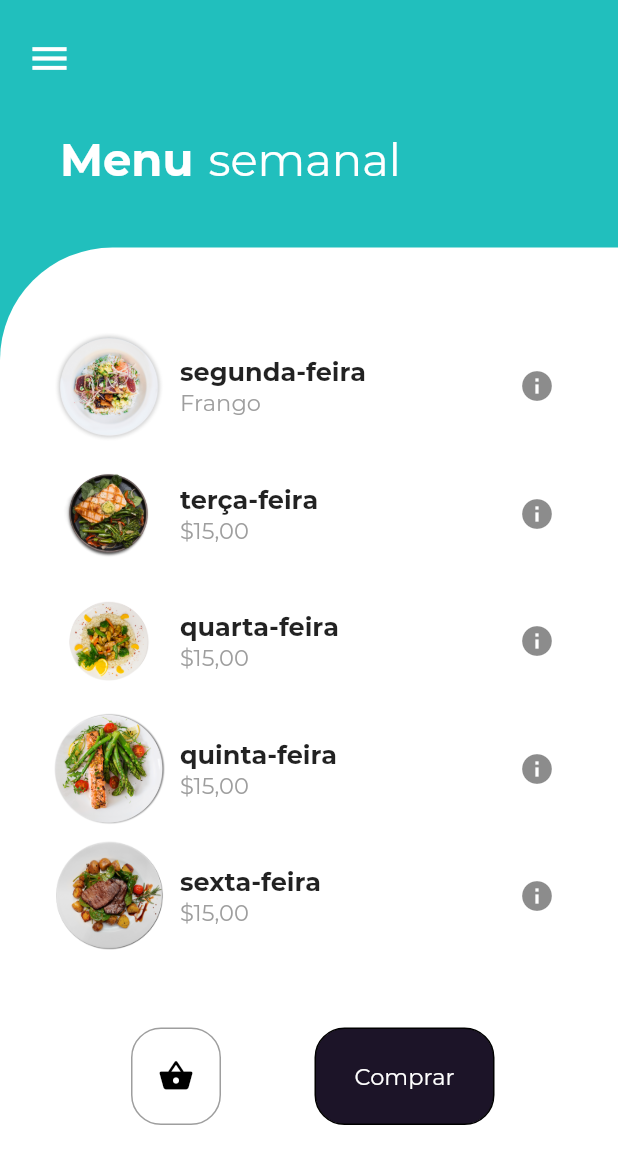
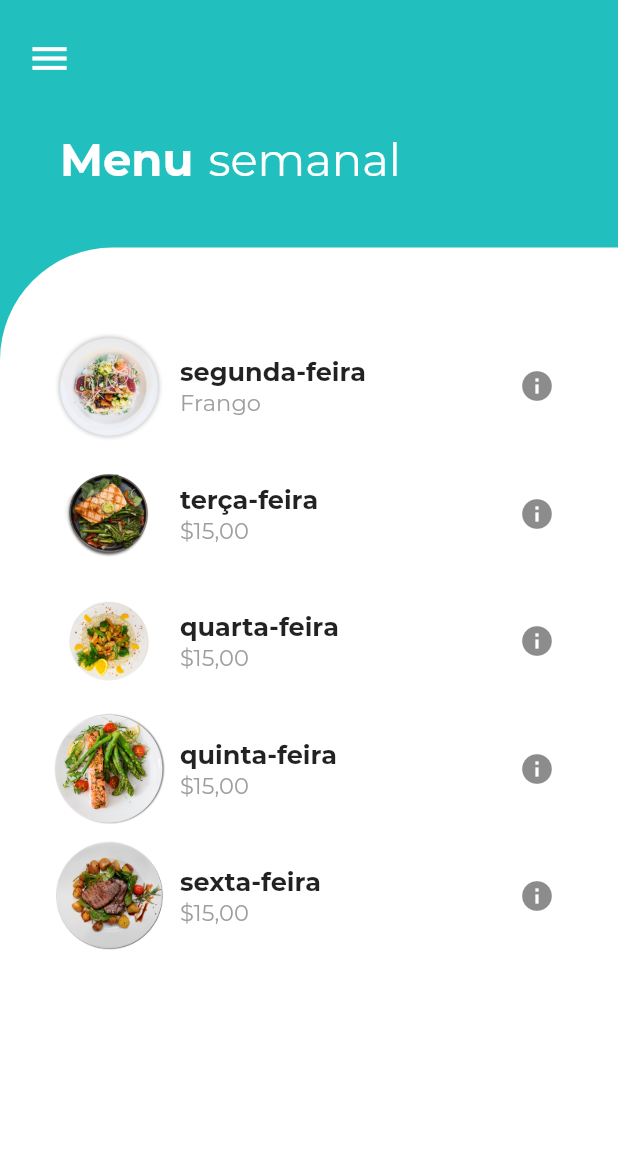
Before and after one commit to mariugo/food_delivery, a Flutter app: the Home screen opened directly, on a phone screen of 412 x 824 dp. Shown: the top 1164 px of the screen. Run offline on Flutter 3.47's test engine with Material 2 defaults, Android fonts, the phone set to English and light mode, and no system bars.

Commit message:
Tirei o botão

```diff
--- a/lib/screens/home.dart
+++ b/lib/screens/home.dart
@@ -98,42 +98,42 @@ class _HomeState extends State<Home> {
 //                                          color: Colors.black),
 //                                    ),
 //                                  ),
-                                  Container(
-                                    height: 65.0,
-                                    width: 60.0,
-                                    decoration: BoxDecoration(
-                                      border: Border.all(
-                                          color: Colors.grey,
-                                          style: BorderStyle.solid,
-                                          width: 1.0),
-                                      borderRadius: BorderRadius.circular(20.0),
-                                    ),
-                                    child: FlatButton(
-                                      //button shopping basket
-                                      onPressed: () {},
-                                      child: Icon(Icons.shopping_basket,
-                                          color: Colors.black),
-                                    ),
-                                  ),
-                                  Container(
-                                    height: 65.0,
-                                    width: 120.0,
-                                    decoration: BoxDecoration(
-                                        border: Border.all(
-                                            style: BorderStyle.solid,
-                                            width: 1.0),
-                                        borderRadius:
-                                            BorderRadius.circular(20.0),
-                                        color: Color(0xFF1C1428)),
-                                    child: FlatButton(
-                                      //Button BUY
-                                        onPressed: () {},
-                                        child: Text('Comprar',
-                                            style: TextStyle(
-                                                fontFamily: 'Montserrat',
-                                                color: Colors.white,
-                                                fontSize: 15.0))),
-                                  )
+//                                   Container(
+//                                     height: 65.0,
+//                                     width: 60.0,
+//                                     decoration: BoxDecoration(
+//                                       border: Border.all(
+//                                           color: Colors.grey,
+//                                           style: BorderStyle.solid,
+//                                           width: 1.0),
+//                                       borderRadius: BorderRadius.circular(20.0),
+//                                     ),
+//                                     child: FlatButton(
+//                                       //button shopping basket
+//                                       onPressed: () {},
+//                                       child: Icon(Icons.shopping_basket,
+//                                           color: Colors.black),
+//                                     ),
+//                                   ),
+                                  // Container(
+                                  //   height: 65.0,
+                                  //   width: 120.0,
+                                  //   decoration: BoxDecoration(
+                                  //       border: Border.all(
+                                  //           style: BorderStyle.solid,
+                                  //           width: 1.0),
+                                  //       borderRadius:
+                                  //           BorderRadius.circular(20.0),
+                                  //       color: Color(0xFF1C1428)),
+                                  //   child: FlatButton(
+                                  //     //Button BUY
+                                  //       onPressed: () {},
+                                  //       child: Text('Comprar',
+                                  //           style: TextStyle(
+                                  //               fontFamily: 'Montserrat',
+                                  //               color: Colors.white,
+                                  //               fontSize: 15.0))),
+                                  // )
                                 ],
                               )
                             ],
```
